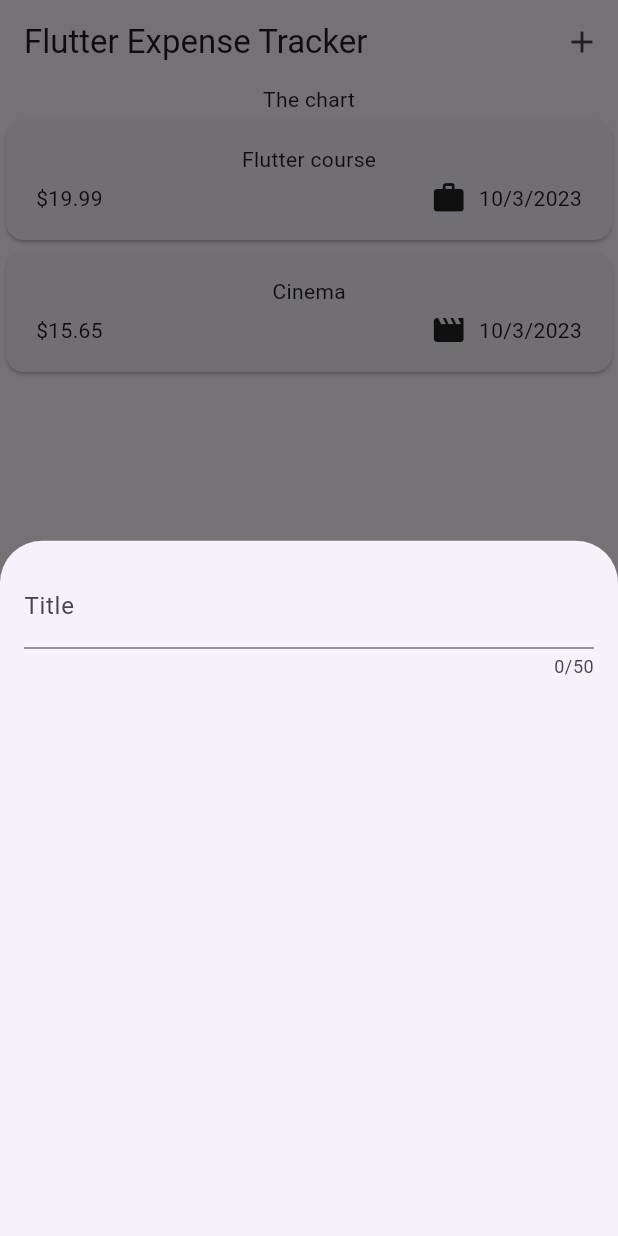
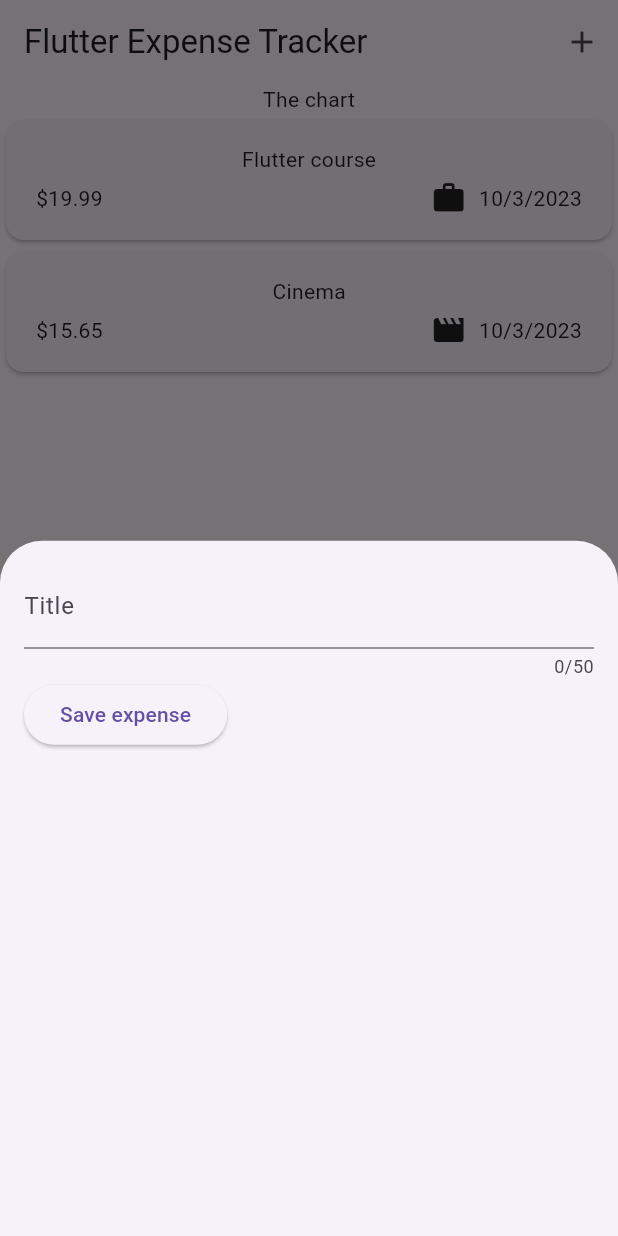
Before and after one commit to Charl913/Expense_Tracker_App, a Flutter app: the screen it shows after launch, after a tap on the "add" icon, on a phone screen of 412 x 824 dp. Run offline on Flutter 3.47's test engine with Material 2 defaults, Android fonts, the phone set to English and light mode, and no system bars.

Commit message:
Get user input & Implement TextEditingController

```diff
--- a/lib/widgets/new_expense.dart
+++ b/lib/widgets/new_expense.dart
@@ -10,17 +10,36 @@ class NewExpense extends StatefulWidget {
 }
 
 class _NewExpensesState extends State<NewExpense> {
+  final _titleController = TextEditingController();
+
+  @override
+  void dispose() {
+    _titleController.dispose();
+    super.dispose();
+  }
+
   @override
   Widget build(context) {
-    return const Padding(
-      padding: EdgeInsets.all(16),
+    return Padding(
+      padding: const EdgeInsets.all(16),
       child: Column(
         children: [
           TextField(
+            controller: _titleController,
             maxLength: 50,
-            decoration: InputDecoration(
+            decoration: const InputDecoration(
               label: Text('Title'),
             ),
+          ),
+          Row(
+            children: [
+              ElevatedButton(
+                onPressed: () {
+                  print(_titleController.text);
+                },
+                child: const Text('Save expense'),
+              ),
+            ],
           ),
         ],
       ),
```
